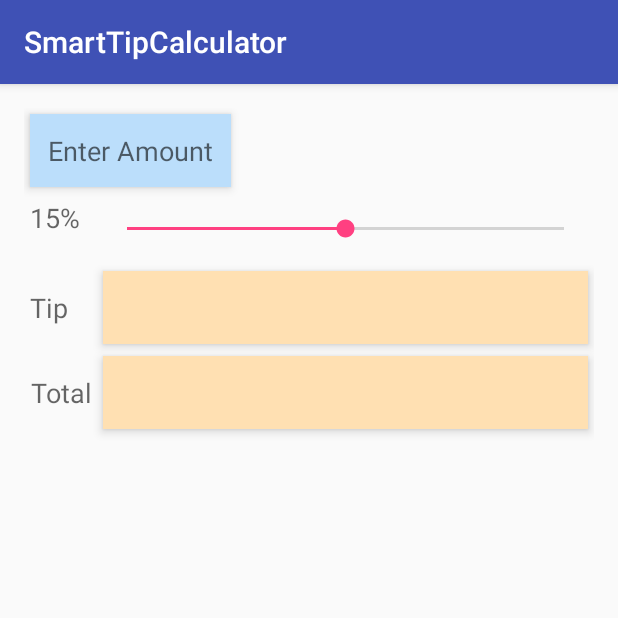
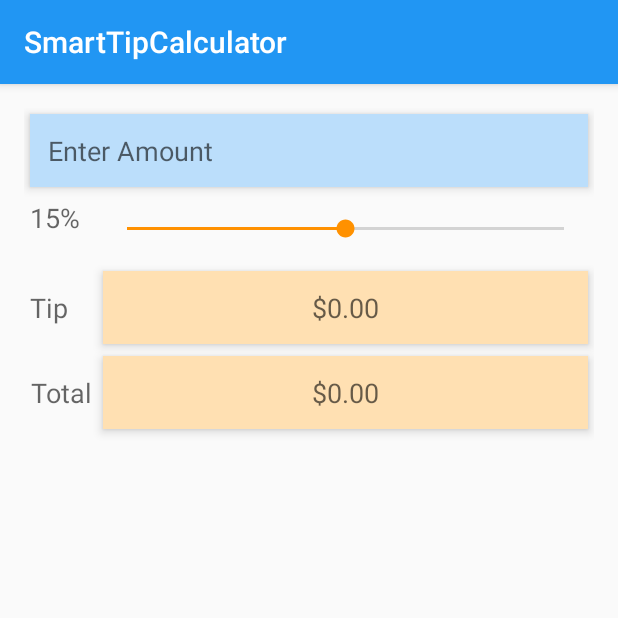
Before and after one commit to solandmedotru/SmartTipCalculator, an Android app: the screen it shows after launch (MainActivity), on a phone screen of 412 x 824 dp, the top half of it. Run offline under Robolectric (Android 15) with nearby library versions, the phone set to English and light mode, and no system bars.

```diff
--- a/app/src/main/java/ru/solandme/smarttipcalculator/MainActivity.java
+++ b/app/src/main/java/ru/solandme/smarttipcalculator/MainActivity.java
@@ -1,13 +1,95 @@
 package ru.solandme.smarttipcalculator;
 
+import android.os.Bundle;
 import android.support.v7.app.AppCompatActivity;
-import android.os.Bundle;
+import android.text.Editable;
+import android.text.TextWatcher;
+import android.widget.EditText;
+import android.widget.SeekBar;
+import android.widget.TextView;
+
+import java.text.NumberFormat;
 
 public class MainActivity extends AppCompatActivity {
+
+    private static final NumberFormat currencyFormat = NumberFormat.getCurrencyInstance();
+    private static final NumberFormat percentFormat = NumberFormat.getPercentInstance();
+
+    private double billAmount = 0.0;
+    private double percent = 0.15;
+
+    private TextView amountTextView;
+    private TextView percentTextView;
+    private TextView tipTextView;
+    private TextView totalTextView;
 
     @Override
     protected void onCreate(Bundle savedInstanceState) {
         super.onCreate(savedInstanceState);
         setContentView(R.layout.activity_main);
+
+        amountTextView = (TextView) findViewById(R.id.amountTextView);
+        percentTextView = (TextView) findViewById(R.id.percentTextView);
+        tipTextView = (TextView) findViewById(R.id.tipTextView);
+        totalTextView = (TextView) findViewById(R.id.totalTextView);
+
+        tipTextView.setText(currencyFormat.format(0));
+        totalTextView.setText(currencyFormat.format(0));
+
+        EditText amountEditText = (EditText) findViewById(R.id.amountEditText);
+        amountEditText.addTextChangedListener(amountEditTextWatcher);
+
+        SeekBar percentSeekBar = (SeekBar) findViewById(R.id.percentSeekBar);
+        percentSeekBar.setOnSeekBarChangeListener(seekBarListener);
     }
+
+    private void calculate() {
+        percentTextView.setText(percentFormat.format(percent));
+        double tip = billAmount * percent;
+        double total = billAmount + tip;
+        tipTextView.setText(currencyFormat.format(tip));
+        totalTextView.setText(currencyFormat.format(total));
+    }
+
+    private final SeekBar.OnSeekBarChangeListener seekBarListener = new SeekBar.OnSeekBarChangeListener() {
+        @Override
+        public void onProgressChanged(SeekBar seekBar, int progress, boolean fromUser) {
+            percent = progress / 100.0;
+            calculate();
+        }
+
+        @Override
+        public void onStartTrackingTouch(SeekBar seekBar) {
+        }
+
+        @Override
+        public void onStopTrackingTouch(SeekBar seekBar) {
+        }
+    };
+
+    private final TextWatcher amountEditTextWatcher = new TextWatcher() {
+        @Override
+        public void beforeTextChanged(CharSequence s, int start, int count, int after) {
+
+        }
+
+        @Override
+        public void onTextChanged(CharSequence s, int start, int before, int count) {
+
+            try {
+                billAmount = Double.parseDouble(s.toString()) / 100.0;
+                amountTextView.setText(currencyFormat.format(billAmount));
+            } catch (NumberFormatException e) {
+                amountTextView.setText("");
+                billAmount = 0.0;
+            }
+            calculate();
+
+        }
+
+        @Override
+        public void afterTextChanged(Editable s) {
+
+        }
+    };
 }
--- a/app/src/main/res/layout/activity_main.xml
+++ b/app/src/main/res/layout/activity_main.xml
@@ -19,6 +19,7 @@
         android:layout_column="0"
         android:layout_columnSpan="2"
         android:digits="0123456789"
+        android:ems="10"
         android:inputType="number"
         android:maxLength="6" />
 
@@ -31,7 +32,7 @@
         android:layout_row="0"
         android:background="@color/amount_background"
         android:elevation="@dimen/elevation"
-        android:gravity="fill_horizontal"
+        android:layout_gravity="fill_horizontal"
         android:hint="@string/enter_amount"
         android:padding="@dimen/textview_padding"
         android:textAppearance="?android:attr/textAppearanceMedium" />
@@ -49,6 +50,7 @@
         android:layout_width="wrap_content"
         android:layout_height="@dimen/seekbar_height"
         android:layout_gravity="fill_horizontal"
+        android:indeterminate="false"
         android:max="30"
         android:progress="15" />
 
--- a/app/src/main/res/values/colors.xml
+++ b/app/src/main/res/values/colors.xml
@@ -1,8 +1,8 @@
 <?xml version="1.0" encoding="utf-8"?>
 <resources>
-    <color name="colorPrimary">#3F51B5</color>
-    <color name="colorPrimaryDark">#303F9F</color>
-    <color name="colorAccent">#FF4081</color>
+    <color name="colorPrimary">#2196f3</color>
+    <color name="colorPrimaryDark">#1976d2</color>
+    <color name="colorAccent">#ff9100</color>
     <color name="amount_background">#BBDEFB</color>
     <color name="result_background">#FFE0B2</color>
 </resources>
```
